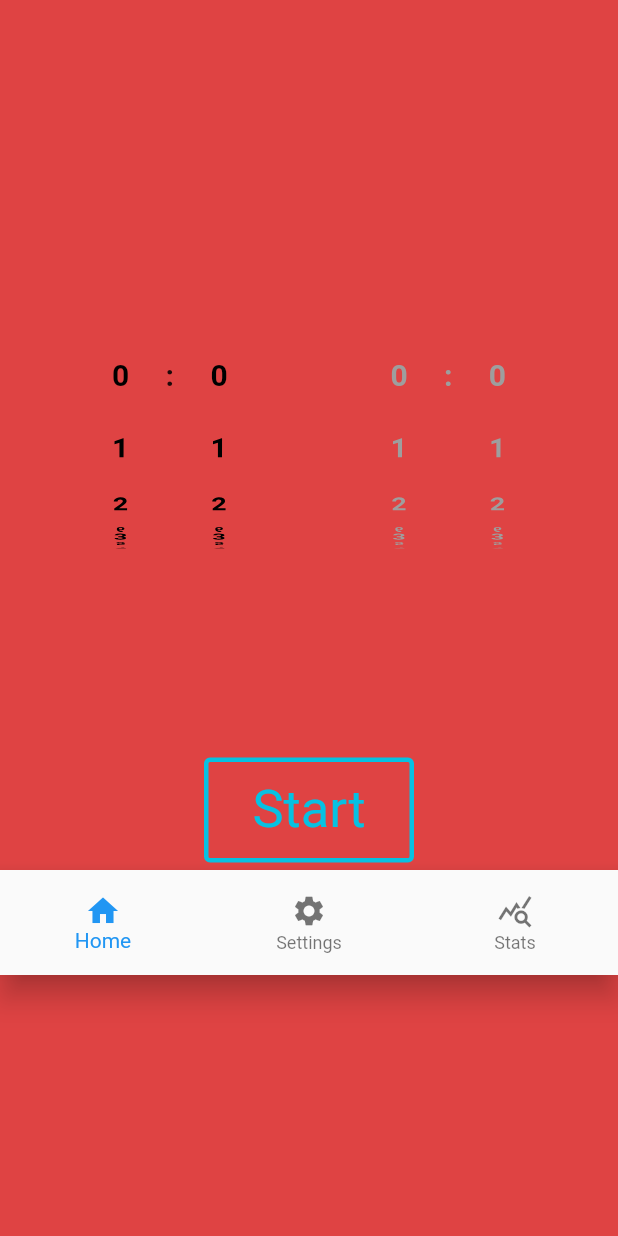
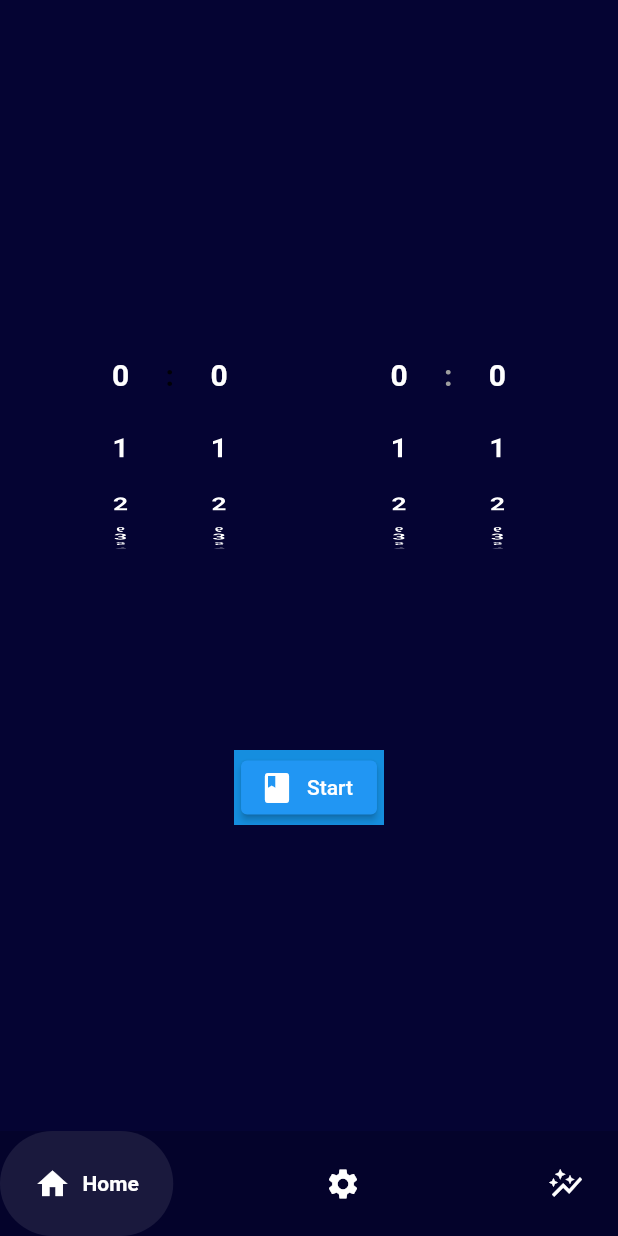
Before and after one commit to Spades13/Flutter_TM, a Flutter app: the screen it shows after launch, on a phone screen of 412 x 824 dp. Run offline on Flutter 3.47's test engine with Material 2 defaults, Android fonts, the phone set to English and light mode, and no system bars; drawn by our look-alikes of google_nav_bar; missing offline and left inert: app_usage, usage_stats.

Commit message:
Modified Home page to contain code for all pages(home settings and stats) and i have changed the colour theme. In addition to that I added a new Navigation Bar which is more "clean"

```diff
--- a/tm/lib/homepage.dart
+++ b/tm/lib/homepage.dart
@@ -1,4 +1,5 @@
 import 'package:flutter/material.dart';
+import 'package:tm/pages/graphic.dart';
 import 'appbarour.dart';
 import 'minutesstudy.dart';
 import 'hoursstudy.dart';
@@ -6,6 +7,10 @@ import 'minutesbreak.dart';
 import 'hoursbreak.dart';
 import 'startbutton.dart';
 import 'tracking.dart';
+import 'pages/settings.dart';
+import 'pages/userhomepage.dart';
+import 'pages/graphic.dart';
+import 'package:google_nav_bar/google_nav_bar.dart';
 
 class HomePage extends StatefulWidget {
   const HomePage({Key? key}) : super(key: key);
@@ -13,127 +18,47 @@ class HomePage extends StatefulWidget {
   @override
   _HomePageState createState() => _HomePageState();
 }
+class _HomePageState extends State<HomePage> {
+  int _currentIndex = 0;
 
-class _HomePageState extends State<HomePage> {
+  final List<Widget> _pages=[
+    UserHome(),
+    Settings(),
+    Graphs(),
+  ];
   @override
   Widget build(BuildContext context) {
     return Scaffold(
-      backgroundColor: const Color.fromARGB(255, 223, 67, 67),
-      body: Column(
-        mainAxisSize: MainAxisSize.min,
-        children: [
-          Row(
-            mainAxisAlignment: MainAxisAlignment.center,
-            children: [
-              Padding(
-                padding: const EdgeInsets.fromLTRB(20, 0, 30, 0),
-                child: Container(
-                  padding: const EdgeInsets.all(0.0),
-                  child: Row(
-                    children: [
-                      Container(
-                          width: 60,
-                          height: 500,
-                          child: ListWheelScrollView.useDelegate(
-                              onSelectedItemChanged: (value) => print(value),
-                              itemExtent: 40,
-                              perspective: 0.005,
-                              diameterRatio: 0.8,
-                              physics: const FixedExtentScrollPhysics(),
-                              childDelegate: ListWheelChildBuilderDelegate(
-                                  childCount: 24,
-                                  builder: (context, index) {
-                                    return SHours(
-                                      shours: index,
-                                    );
-                                  }))),
-                      Container(
-                          child: const Text(":",
-                              style: TextStyle(
-                                fontSize: 20,
-                                fontWeight: FontWeight.bold,
-                              ))),
-                      Container(
-                          width: 60,
-                          height: 500,
-                          child: ListWheelScrollView.useDelegate(
-                              onSelectedItemChanged: (value) => print(value),
-                              itemExtent: 40,
-                              perspective: 0.005,
-                              diameterRatio: 0.8,
-                              physics: const FixedExtentScrollPhysics(),
-                              childDelegate: ListWheelChildBuilderDelegate(
-                                  childCount: 60,
-                                  builder: (context, index) {
-                                    return SMinutes(
-                                      smins: index,
-                                    );
-                                  }))),
-                    ],
-                  ),
-                ),
-              ),
-              Padding(
-                padding: const EdgeInsets.fromLTRB(30, 0, 20, 0),
-                child: Container(
-                  padding: const EdgeInsets.all(0.0),
-                  child: Row(
-                    children: [
-                      Container(
-                          width: 60,
-                          height: 500,
-                          child: ListWheelScrollView.useDelegate(
-                              itemExtent: 40,
-                              perspective: 0.005,
-                              diameterRatio: 0.8,
-                              physics: const FixedExtentScrollPhysics(),
-                              childDelegate: ListWheelChildBuilderDelegate(
-                                  childCount: 24,
-                                  builder: (context, index) {
-                                    return BHours(
-                                      bhours: index,
-                                    );
-                                  }))),
-                      Container(
-                          child: const Text(":",
-                              style: TextStyle(
-                                fontSize: 20,
-                                color: Colors.grey,
-                                fontWeight: FontWeight.bold,
-                              ))),
-                      Container(
-                          width: 60,
-                          height: 500,
-                          child: ListWheelScrollView.useDelegate(
-                              itemExtent: 40,
-                              perspective: 0.005,
-                              diameterRatio: 0.8,
-                              physics: const FixedExtentScrollPhysics(),
-                              childDelegate: ListWheelChildBuilderDelegate(
-                                  childCount: 60,
-                                  builder: (context, index) {
-                                    return BMinutes(
-                                      bmins: index,
-                                    );
-                                  }))),
-                    ],
-                  ),
-                ),
-              ),
-            ],
-          ),
-          Column(
-              mainAxisSize: MainAxisSize.max,
-              crossAxisAlignment: CrossAxisAlignment.center,
-              mainAxisAlignment: MainAxisAlignment.end,
-              children: [
-                Container(height: 80, width: 150, child: Startbutton()),
-                Container(height: 100, child: AppBarOur()),
-                //AppBarOur(),
-                //Startbutton(),
-              ]),
-        ],
-      ),
+    body: _pages[_currentIndex],
+
+    backgroundColor: Color.fromARGB(255, 5, 4, 51),
+
+    bottomNavigationBar: GNav(
+      selectedIndex: _currentIndex,
+      onTabChange: (index) {
+          setState(() {
+            _currentIndex = index;
+          });
+        },
+      backgroundColor: Color.fromARGB(38, 0, 0, 0),
+      activeColor: Colors.white,
+      tabBackgroundColor: Color.fromARGB(22, 255, 255, 255),
+      gap: 8,
+      padding: EdgeInsets.all(23),
+      tabs: const [
+        GButton(icon: Icons.home,
+        iconColor: Color.fromARGB(255, 255, 255, 255),
+        text: 'Home',
+        ),
+        GButton(icon: Icons.settings,
+        iconColor: Color.fromARGB(255, 255, 255, 255),
+        text: 'Settings'),
+        GButton(icon: Icons.auto_graph,
+        iconColor: Color.fromARGB(255, 255, 255, 255),
+        text: 'Stats'),
+
+      ],
+    ),
     );
   }
 }
--- a/tm/lib/hoursbreak.dart
+++ b/tm/lib/hoursbreak.dart
@@ -14,7 +14,7 @@ class BHours extends StatelessWidget {
         child: Text(bhours.toString(),
             style: TextStyle(
               fontSize: 20,
-              color: Colors.grey,
+              color: Color.fromARGB(255, 255, 255, 255),
               //color: Color.fromARGB(255, 30, 217, 230),
               fontWeight: FontWeight.bold,
             )),
--- a/tm/lib/hoursstudy.dart
+++ b/tm/lib/hoursstudy.dart
@@ -14,7 +14,7 @@ class SHours extends StatelessWidget {
         child: Text(shours.toString(),
             style: TextStyle(
               fontSize: 20,
-              color: Colors.black,
+              color: Color.fromARGB(255, 255, 255, 255),
               //color: Color.fromARGB(255, 30, 217, 230),
               fontWeight: FontWeight.bold,
             )),
--- a/tm/lib/minutesbreak.dart
+++ b/tm/lib/minutesbreak.dart
@@ -14,7 +14,7 @@ class BMinutes extends StatelessWidget {
         child: Text(bmins.toString(),
             style: TextStyle(
               fontSize: 20,
-              color: Colors.grey,
+              color: Color.fromARGB(255, 255, 255, 255),
               fontWeight: FontWeight.bold,
             )),
       )),
--- a/tm/lib/minutesstudy.dart
+++ b/tm/lib/minutesstudy.dart
@@ -14,7 +14,7 @@ class SMinutes extends StatelessWidget {
         child: Text(smins.toString(),
             style: TextStyle(
               fontSize: 20,
-              color: Colors.black,
+              color: Color.fromARGB(255, 255, 255, 255),
               fontWeight: FontWeight.bold,
             )),
       )),
--- /dev/null
+++ b/tm/lib/pages/graphic.dart
@@ -0,0 +1,15 @@
+import 'package:flutter/material.dart';
+
+class Graphs extends StatelessWidget{
+  @override
+  Widget build(BuildContext context) {
+    return Center(
+      child: Text(
+        'Stats Page',
+        style: TextStyle(fontSize: 20,color: Colors.white),
+
+
+      ),
+    );
+  }
+}
--- /dev/null
+++ b/tm/lib/pages/settings.dart
@@ -0,0 +1,14 @@
+import 'package:flutter/material.dart';
+
+class Settings extends StatelessWidget{
+  @override
+  Widget build(BuildContext context) {
+    return Center(
+      child: Text(
+        'Settings Page',
+        style: TextStyle(fontSize: 20,color: Colors.white),
+
+      ),
+    );
+  }
+}
--- /dev/null
+++ b/tm/lib/pages/userhomepage.dart
@@ -0,0 +1,138 @@
+import 'package:flutter/material.dart';
+import 'package:tm/hoursbreak.dart';
+import 'package:tm/hoursstudy.dart';
+import 'package:tm/minutesbreak.dart';
+import 'package:tm/minutesstudy.dart';
+import 'package:tm/startbutton.dart';
+
+
+
+class UserHome extends StatelessWidget{
+  @override
+  Widget build(BuildContext context) {
+   return Scaffold(
+    backgroundColor: Color.fromARGB(255, 5, 4, 51),
+
+     body: Column(
+
+
+        mainAxisSize: MainAxisSize.min,
+        children: [
+          Row(
+            mainAxisAlignment: MainAxisAlignment.center,
+            children: [
+
+              Padding(
+                padding: const EdgeInsets.fromLTRB(20, 0, 30, 0),
+                child:
+
+                Container(
+                  padding: const EdgeInsets.all(0.0),
+                  child: Row(
+                    children: [
+                      Container(
+                          width: 60,
+                          height: 500,
+                          child: ListWheelScrollView.useDelegate(
+                              onSelectedItemChanged: (value) => print(value),
+                              itemExtent: 40,
+                              perspective: 0.005,
+                              diameterRatio: 0.8,
+                              physics: const FixedExtentScrollPhysics(),
+                              childDelegate: ListWheelChildBuilderDelegate(
+                                  childCount: 24,
+                                  builder: (context, index) {
+                                    return SHours(
+                                      shours: index,
+                                    );
+                                  }))),
+                      Container(
+                          child: const Text(":",
+                              style: TextStyle(
+                                fontSize: 20,
+                                fontWeight: FontWeight.bold,
+                              ))),
+                      Container(
+                          width: 60,
+                          height: 500,
+                          child: ListWheelScrollView.useDelegate(
+                              onSelectedItemChanged: (value) => print(value),
+                              itemExtent: 40,
+                              perspective: 0.005,
+                              diameterRatio: 0.8,
+                              physics: const FixedExtentScrollPhysics(),
+                              childDelegate: ListWheelChildBuilderDelegate(
+                                  childCount: 60,
+                                  builder: (context, index) {
+                                    return SMinutes(
+                                      smins: index,
+                                    );
+                                  }))),
+                    ],
+                  ),
+                ),
+              ),
+              Padding(
+                padding: const EdgeInsets.fromLTRB(30, 0, 20, 0),
+                child: Container(
+                  padding: const EdgeInsets.all(0.0),
+                  child: Row(
+                    children: [
+                      Container(
+                          width: 60,
+                          height: 500,
+                          child: ListWheelScrollView.useDelegate(
+                              itemExtent: 40,
+                              perspective: 0.005,
+                              diameterRatio: 0.8,
+                              physics: const FixedExtentScrollPhysics(),
+                              childDelegate: ListWheelChildBuilderDelegate(
+                                  childCount: 24,
+                                  builder: (context, index) {
+                                    return BHours(
+                                      bhours: index,
+                                    );
+                                  }))),
+                      Container(
+                          child: const Text(":",
+                              style: TextStyle(
+                                fontSize: 20,
+                                color: Colors.grey,
+                                fontWeight: FontWeight.bold,
+                              ))),
+                      Container(
+                          width: 60,
+                          height: 500,
+                          child: ListWheelScrollView.useDelegate(
+                              itemExtent: 40,
+                              perspective: 0.005,
+                              diameterRatio: 0.8,
+                              physics: const FixedExtentScrollPhysics(),
+                              childDelegate: ListWheelChildBuilderDelegate(
+                                  childCount: 60,
+                                  builder: (context, index) {
+                                    return BMinutes(
+                                      bmins: index,
+                                    );
+                                  }))),
+                    ],
+                  ),
+                ),
+              ),
+            ],
+          ),
+          Column(
+              mainAxisSize: MainAxisSize.max,
+              crossAxisAlignment: CrossAxisAlignment.center,
+              mainAxisAlignment: MainAxisAlignment.end,
+              children: [
+                Container(height: 50, width: 100, child: Startbutton()),
+                //Container(height: 100, child: AppBarOur()),
+                //AppBarOur(),
+                //Startbutton(),
+              ]),
+        ],
+      ),
+   );
+  }
+}
--- a/tm/lib/startbutton.dart
+++ b/tm/lib/startbutton.dart
@@ -8,21 +8,16 @@ class Startbutton extends StatelessWidget {
   @override
   Widget build(BuildContext context) {
     return Scaffold(
-      backgroundColor: const Color.fromARGB(255, 223, 67, 67),
+      backgroundColor: Color.fromARGB(255, 21, 142, 223),
       body: Container(
-        width: 150,
-        height: 80,
+
         alignment: Alignment.center,
-        padding: EdgeInsets.all(5),
-        child: OutlinedButton(
-          style: OutlinedButton.styleFrom(
-              minimumSize: Size(150, 80),
-              textStyle: TextStyle(fontSize: 35),
-              primary: Color.fromARGB(255, 7, 193, 226), //button color
-              //foregroundColor: Colors.black, //text color
-              side: BorderSide(
-                  width: 3, color: Color.fromARGB(255, 7, 193, 226))),
-          child: Text('Start'),
+        padding: EdgeInsets.all(0),
+        child: ElevatedButton.icon(
+          label: Text('Start'),
+          icon: Icon(Icons.book),
+
+
           onPressed: () {
             Navigator.push(
                 context, MaterialPageRoute(builder: (context) => Tracking()));
--- a/tm/pubspec.yaml
+++ b/tm/pubspec.yaml
@@ -36,6 +36,7 @@ dependencies:
   # The following adds the Cupertino Icons font to your application.
   # Use with the CupertinoIcons class for iOS style icons.
   cupertino_icons: ^1.0.2
+  google_nav_bar: ^5.0.6
 
 dev_dependencies:
   flutter_test:
```
Also changed, not shown: tm/pubspec.lock, 6 other files.
